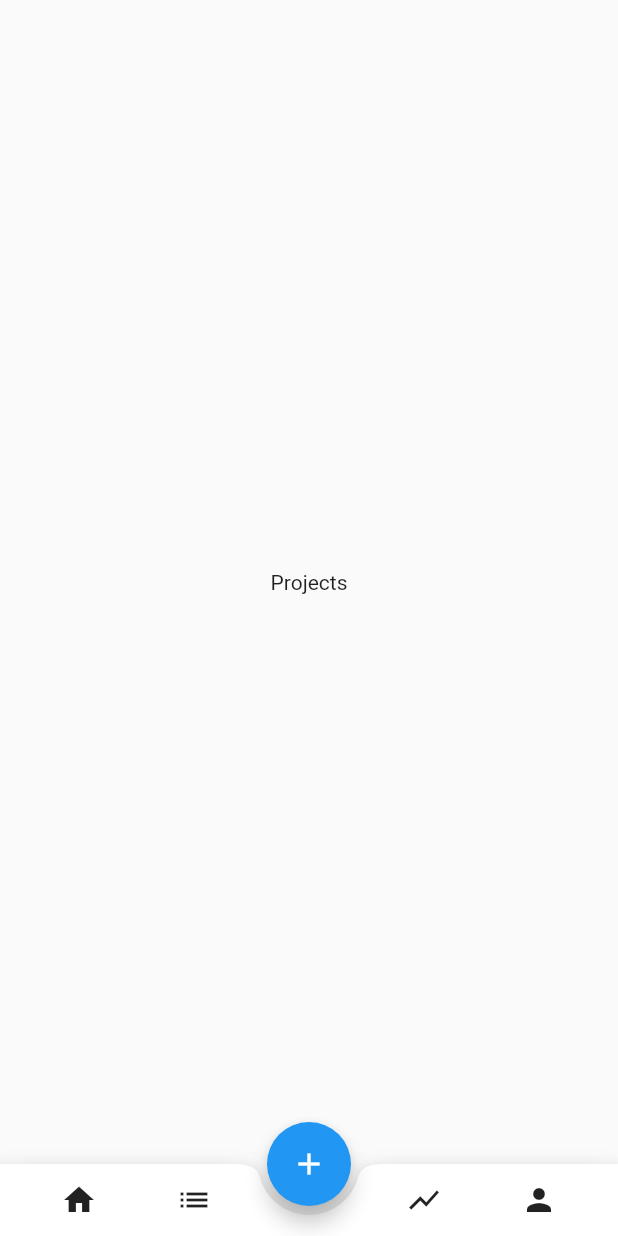
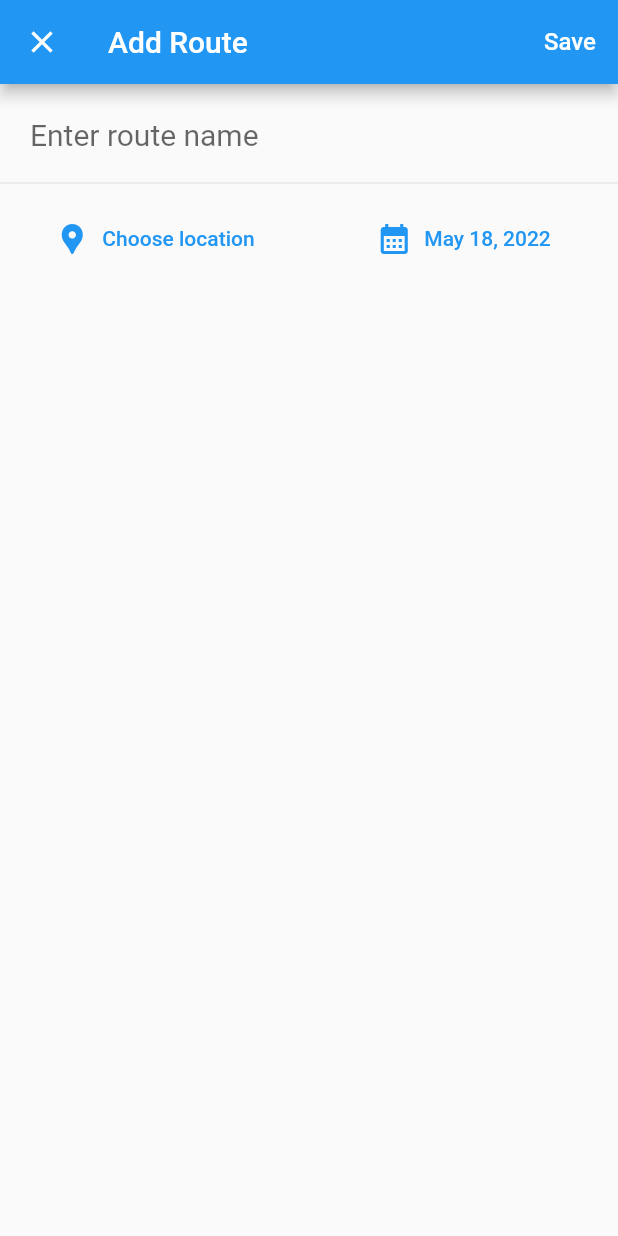
Before and after one commit to Redpoint-app/Redpoint, a Flutter app: the screen it shows after launch, item 2 of the bottom bar chosen, after a tap on the "add" icon, on a phone screen of 412 x 824 dp. Run offline on Flutter 3.47's test engine with Material 2 defaults, Android fonts, the phone set to English and light mode, and no system bars.

Commit message:
began add route page

```diff
--- /dev/null
+++ b/lib/pages/add_page.dart
@@ -0,0 +1,113 @@
+import 'package:flutter/material.dart';
+
+final months = [
+  'January',
+  'February',
+  'March',
+  'April',
+  'May',
+  'June',
+  'July',
+  'August',
+  'September',
+  'October',
+  'November',
+  'December'
+];
+
+class AddPage extends StatefulWidget {
+  const AddPage({super.key});
+
+  @override
+  _AddPageState createState() => _AddPageState();
+}
+
+class _AddPageState extends State<AddPage> {
+  DateTime date = DateTime.now();
+
+  _selectDate(BuildContext context) async {
+    final DateTime? selected = await showDatePicker(
+        context: context,
+        initialDate: DateTime.now(),
+        firstDate: DateTime(1900, 1, 1),
+        lastDate: DateTime.now());
+
+    if (selected != null) {
+      setState(() {
+        date = selected;
+      });
+    }
+  }
+
+  String _dateToString(DateTime date) {
+    return "${months[date.month - 1]} ${date.day}, ${date.year}";
+  }
+
+  @override
+  Widget build(BuildContext context) {
+    return Scaffold(
+        appBar: AppBar(
+          title: const Text("Add Route"),
+          automaticallyImplyLeading: false,
+          leading: IconButton(
+            icon: const Icon(Icons.close),
+            onPressed: () {
+              Navigator.pop(context);
+            },
+          ),
+          actions: [
+            TextButton(
+                onPressed: () {},
+                child: const Text(
+                  "Save",
+                  style: TextStyle(
+                    // TODO: Replace this hard coded color with theme reference
+                    color: Colors.white,
+                    fontSize: 16.0
+                    ),
+                ))
+          ],
+        ),
+        body: Center(
+          child: Column(children: [
+            const Padding(
+                padding: EdgeInsets.only(right: 20, left: 20, top: 10),
+                child: TextField(
+                  style: TextStyle(
+                    fontSize: 20.0,
+                  ),
+                  decoration: InputDecoration(
+                    border: InputBorder.none,
+                    hintText: "Enter route name",
+                  ),
+                )),
+            const Divider(),
+            Padding(
+                padding: const EdgeInsets.only(top: 5.0),
+                child: Row(
+                  mainAxisAlignment: MainAxisAlignment.spaceAround,
+                  children: [
+                    Expanded(
+                        child: Padding(
+                            padding:
+                                const EdgeInsets.symmetric(horizontal: 10.0),
+                            child: TextButton.icon(
+                                onPressed: () {},
+                                icon: const Icon(Icons.location_pin),
+                                label: const Text("Choose location")))),
+                    Expanded(
+                        child: Padding(
+                            padding:
+                                const EdgeInsets.symmetric(horizontal: 10.0),
+                            child: TextButton.icon(
+                                onPressed: () {
+                                  _selectDate(context);
+                                },
+                                icon: const Icon(Icons.calendar_month),
+                                label: Text(_dateToString(date))))),
+                  ],
+                )),
+          ]),
+        ));
+  }
+}
--- a/lib/widgets/nav/add_button.dart
+++ b/lib/widgets/nav/add_button.dart
@@ -1,7 +1,7 @@
-
 /// The add button in the bottom navbar.
 
 import 'package:flutter/material.dart';
+import 'package:redpoint/pages/add_page.dart';
 
 class AddButton extends StatefulWidget {
   const AddButton({super.key});
@@ -9,10 +9,32 @@ class AddButton extends StatefulWidget {
   _AddButtonState createState() => _AddButtonState();
 }
 
+Route _createRoute() {
+  return PageRouteBuilder(
+      pageBuilder: (context, animation, secondaryAnimation) => const AddPage(),
+      transitionsBuilder: (context, animation, secondaryAnimation, child) {
+        const begin = Offset(0.0, 1.0);
+        const end = Offset.zero;
+        const curve = Curves.ease;
+
+        var tween =
+            Tween(begin: begin, end: end).chain(CurveTween(curve: curve));
+
+        return SlideTransition(
+          position: animation.drive(tween),
+          child: child,
+        );
+      });
+}
+
 class _AddButtonState extends State<AddButton> {
   @override
   Widget build(BuildContext context) {
     return FloatingActionButton(
-        tooltip: "Add Route", child: const Icon(Icons.add), onPressed: () {});
+        tooltip: "Add Route",
+        child: const Icon(Icons.add),
+        onPressed: () {
+          Navigator.of(context).push(_createRoute());
+        });
   }
 }
```
